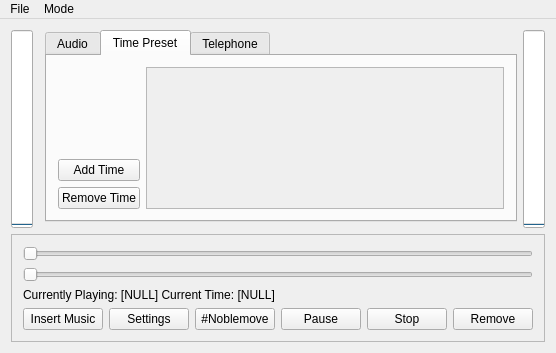
wiihoffmann/Intercom-Audioplayer, file IntercomMusicPlayer/mainwindow.ui: the form before one commit.
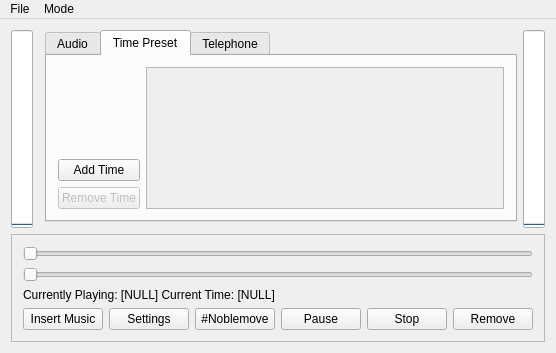
The form after the commit. The open tabs and pages were chosen to show the change.

```diff
--- a/IntercomMusicPlayer/mainwindow.ui
+++ b/IntercomMusicPlayer/mainwindow.ui
@@ -248,6 +248,9 @@
         </item>
         <item row="2" column="0">
          <widget class="QPushButton" name="removeTime_Button">
+          <property name="enabled">
+           <bool>false</bool>
+          </property>
           <property name="text">
            <string>Remove Time</string>
           </property>
```
Left out of the diff: 11 changed lines with no effect on the pictures.
